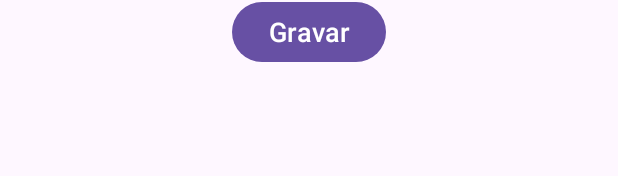
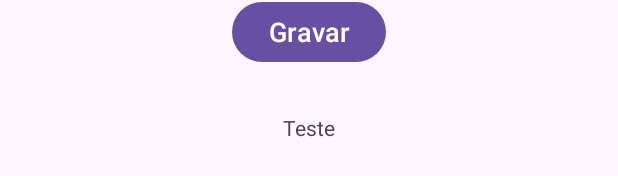
Before and after one commit to PedroCezarini/gasapp_kotlin, an Android app: the layout activity_main.xml on its own in the app's theme, with its tools: preview values and no code run, on a phone screen of 412 x 824 dp. Shown: the part 140-316 px from the top of the screen. Run offline under Robolectric (Android 15) with nearby library versions, the phone set to English and light mode, and no system bars.

Commit message:
usando binding pra alterar um TextView via código

```diff
--- a/app/src/main/res/layout/activity_main.xml
+++ b/app/src/main/res/layout/activity_main.xml
@@ -29,4 +29,12 @@
         android:text="Gravar"
         android:textSize="18sp"/>
 
+    <TextView
+        android:id="@+id/text_resposta"
+        android:layout_width="wrap_content"
+        android:layout_height="wrap_content"
+        android:layout_gravity="center_horizontal"
+        android:layout_marginTop="30dp"
+        android:text="Teste"/>
+
 </LinearLayout>
```
Also changed, not shown: app/src/main/java/com/example/gasapp/MainActivity.kt (+7 -9 lines).
